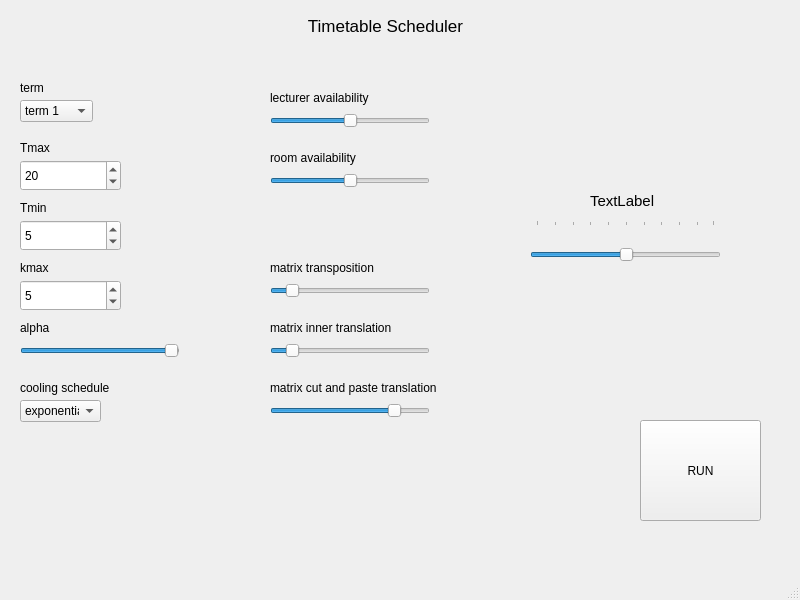
Qt form gui/main_window.ui (dominik-air/timetable-scheduler) before a commit.
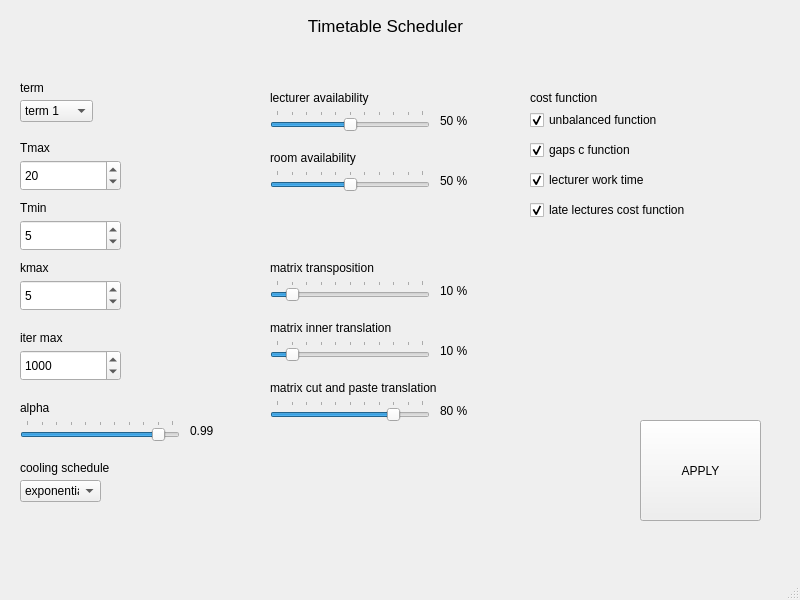
The same form after that commit.

```diff
--- a/gui/main_window.ui
+++ b/gui/main_window.ui
@@ -84,7 +84,7 @@
     <property name="geometry">
      <rect>
       <x>20</x>
-      <y>320</y>
+      <y>400</y>
       <width>55</width>
       <height>16</height>
      </rect>
@@ -97,7 +97,7 @@
     <property name="geometry">
      <rect>
       <x>20</x>
-      <y>380</y>
+      <y>460</y>
       <width>101</width>
       <height>16</height>
      </rect>
@@ -168,16 +168,19 @@
     <property name="geometry">
      <rect>
       <x>20</x>
-      <y>340</y>
+      <y>420</y>
       <width>160</width>
       <height>22</height>
      </rect>
     </property>
+    <property name="minimum">
+     <number>9000</number>
+    </property>
     <property name="maximum">
-     <number>100</number>
+     <number>9999</number>
     </property>
     <property name="value">
-     <number>99</number>
+     <number>9900</number>
     </property>
     <property name="orientation">
      <enum>Qt::Horizontal</enum>
@@ -188,12 +191,18 @@
     <property name="invertedControls">
      <bool>false</bool>
     </property>
+    <property name="tickPosition">
+     <enum>QSlider::TicksAbove</enum>
+    </property>
+    <property name="tickInterval">
+     <number>100</number>
+    </property>
    </widget>
    <widget class="QComboBox" name="comboBox_cooling_schedule">
     <property name="geometry">
      <rect>
       <x>20</x>
-      <y>400</y>
+      <y>480</y>
       <width>81</width>
       <height>22</height>
      </rect>
@@ -251,6 +260,9 @@
       <height>22</height>
      </rect>
     </property>
+    <property name="maximum">
+     <number>100</number>
+    </property>
     <property name="value">
      <number>50</number>
     </property>
@@ -263,6 +275,12 @@
     <property name="invertedControls">
      <bool>false</bool>
     </property>
+    <property name="tickPosition">
+     <enum>QSlider::TicksAbove</enum>
+    </property>
+    <property name="tickInterval">
+     <number>10</number>
+    </property>
    </widget>
    <widget class="QLabel" name="label_room_availability">
     <property name="geometry">
@@ -286,6 +304,9 @@
       <height>22</height>
      </rect>
     </property>
+    <property name="maximum">
+     <number>100</number>
+    </property>
     <property name="value">
      <number>50</number>
     </property>
@@ -298,6 +319,12 @@
     <property name="invertedControls">
      <bool>false</bool>
     </property>
+    <property name="tickPosition">
+     <enum>QSlider::TicksAbove</enum>
+    </property>
+    <property name="tickInterval">
+     <number>10</number>
+    </property>
    </widget>
    <widget class="QSlider" name="horizontalSlider_matrix_transposition">
     <property name="geometry">
@@ -308,6 +335,9 @@
       <height>22</height>
      </rect>
     </property>
+    <property name="maximum">
+     <number>100</number>
+    </property>
     <property name="value">
      <number>10</number>
     </property>
@@ -320,6 +350,12 @@
     <property name="invertedControls">
      <bool>false</bool>
     </property>
+    <property name="tickPosition">
+     <enum>QSlider::TicksAbove</enum>
+    </property>
+    <property name="tickInterval">
+     <number>10</number>
+    </property>
    </widget>
    <widget class="QSlider" name="horizontalSlider_matrix_inner_translation">
     <property name="geometry">
@@ -330,6 +366,9 @@
       <height>22</height>
      </rect>
     </property>
+    <property name="maximum">
+     <number>100</number>
+    </property>
     <property name="value">
      <number>10</number>
     </property>
@@ -342,6 +381,12 @@
     <property name="invertedControls">
      <bool>false</bool>
     </property>
+    <property name="tickPosition">
+     <enum>QSlider::TicksAbove</enum>
+    </property>
+    <property name="tickInterval">
+     <number>10</number>
+    </property>
    </widget>
    <widget class="QLabel" name="label_matrix_inner_translation">
     <property name="geometry">
@@ -397,6 +442,9 @@
       <height>22</height>
      </rect>
     </property>
+    <property name="maximum">
+     <number>100</number>
+    </property>
     <property name="value">
      <number>80</number>
     </property>
@@ -409,6 +457,12 @@
     <property name="invertedControls">
      <bool>false</bool>
     </property>
+    <property name="tickPosition">
+     <enum>QSlider::TicksAbove</enum>
+    </property>
+    <property name="tickInterval">
+     <number>10</number>
+    </property>
    </widget>
    <widget class="QPushButton" name="pushButton_run">
     <property name="geometry">
@@ -420,7 +474,7 @@
      </rect>
     </property>
     <property name="text">
-     <string>RUN</string>
+     <string>APPLY</string>
     </property>
    </widget>
    <widget class="QSpinBox" name="spinBox_tmax">
@@ -462,56 +516,191 @@
      <number>5</number>
     </property>
    </widget>
-   <widget class="QSlider" name="horizontalSlider_lecturer_availability_2">
+   <widget class="QSpinBox" name="spinBox_iter_max">
     <property name="geometry">
      <rect>
-      <x>530</x>
-      <y>220</y>
-      <width>191</width>
-      <height>61</height>
+      <x>20</x>
+      <y>350</y>
+      <width>101</width>
+      <height>31</height>
      </rect>
     </property>
-    <property name="acceptDrops">
-     <bool>false</bool>
-    </property>
-    <property name="autoFillBackground">
-     <bool>false</bool>
+    <property name="maximum">
+     <number>1000000</number>
     </property>
     <property name="value">
-     <number>50</number>
+     <number>1000</number>
     </property>
-    <property name="orientation">
-     <enum>Qt::Horizontal</enum>
+   </widget>
+   <widget class="QLabel" name="label_iter_max">
+    <property name="geometry">
+     <rect>
+      <x>20</x>
+      <y>330</y>
+      <width>55</width>
+      <height>16</height>
+     </rect>
     </property>
-    <property name="invertedAppearance">
-     <bool>false</bool>
+    <property name="text">
+     <string>iter max</string>
     </property>
-    <property name="invertedControls">
-     <bool>false</bool>
-    </property>
-    <property name="tickPosition">
-     <enum>QSlider::TicksAbove</enum>
-    </property>
-    <property name="tickInterval">
-     <number>0</number>
-    </property>
    </widget>
    <widget class="QLabel" name="label_test">
     <property name="geometry">
      <rect>
-      <x>590</x>
-      <y>170</y>
+      <x>530</x>
+      <y>90</y>
       <width>81</width>
-      <height>61</height>
+      <height>16</height>
      </rect>
     </property>
-    <property name="font">
-     <font>
-      <pointsize>11</pointsize>
-     </font>
+    <property name="text">
+     <string>cost function</string>
     </property>
+   </widget>
+   <widget class="QCheckBox" name="checkBox_unbalanced_function">
+    <property name="geometry">
+     <rect>
+      <x>530</x>
+      <y>110</y>
+      <width>141</width>
+      <height>20</height>
+     </rect>
+    </property>
     <property name="text">
-     <string>TextLabel</string>
+     <string>unbalanced function</string>
+    </property>
+    <property name="checked">
+     <bool>true</bool>
+    </property>
+    <property name="tristate">
+     <bool>false</bool>
+    </property>
+   </widget>
+   <widget class="QCheckBox" name="checkBox_gaps_c_function">
+    <property name="geometry">
+     <rect>
+      <x>530</x>
+      <y>140</y>
+      <width>141</width>
+      <height>20</height>
+     </rect>
+    </property>
+    <property name="text">
+     <string>gaps c function</string>
+    </property>
+    <property name="checked">
+     <bool>true</bool>
+    </property>
+   </widget>
+   <widget class="QCheckBox" name="checkBox_lecturer_work_time">
+    <property name="geometry">
+     <rect>
+      <x>530</x>
+      <y>170</y>
+      <width>161</width>
+      <height>20</height>
+     </rect>
+    </property>
+    <property name="text">
+     <string>lecturer work time</string>
+    </property>
+    <property name="checked">
+     <bool>true</bool>
+    </property>
+   </widget>
+   <widget class="QCheckBox" name="checkBox_late_lectures_cost_function">
+    <property name="geometry">
+     <rect>
+      <x>530</x>
+      <y>200</y>
+      <width>161</width>
+      <height>20</height>
+     </rect>
+    </property>
+    <property name="text">
+     <string>late lectures cost function</string>
+    </property>
+    <property name="checked">
+     <bool>true</bool>
+    </property>
+   </widget>
+   <widget class="QLabel" name="label_alpha_procent">
+    <property name="geometry">
+     <rect>
+      <x>190</x>
+      <y>420</y>
+      <width>51</width>
+      <height>21</height>
+     </rect>
+    </property>
+    <property name="text">
+     <string>0.99</string>
+    </property>
+   </widget>
+   <widget class="QLabel" name="label_matrix_cut_and_paste_translation_procent">
+    <property name="geometry">
+     <rect>
+      <x>440</x>
+      <y>400</y>
+      <width>51</width>
+      <height>21</height>
+     </rect>
+    </property>
+    <property name="text">
+     <string>80 %</string>
+    </property>
+   </widget>
+   <widget class="QLabel" name="label_matrix_inner_translation_procent">
+    <property name="geometry">
+     <rect>
+      <x>440</x>
+      <y>340</y>
+      <width>51</width>
+      <height>21</height>
+     </rect>
+    </property>
+    <property name="text">
+     <string>10 %</string>
+    </property>
+   </widget>
+   <widget class="QLabel" name="label_matrix_transposition_procent">
+    <property name="geometry">
+     <rect>
+      <x>440</x>
+      <y>280</y>
+      <width>51</width>
+      <height>21</height>
+     </rect>
+    </property>
+    <property name="text">
+     <string>10 %</string>
+    </property>
+   </widget>
+   <widget class="QLabel" name="label_room_availability_procent">
+    <property name="geometry">
+     <rect>
+      <x>440</x>
+      <y>170</y>
+      <width>51</width>
+      <height>21</height>
+     </rect>
+    </property>
+    <property name="text">
+     <string>50 %</string>
+    </property>
+   </widget>
+   <widget class="QLabel" name="label_lecturer_availability_procent">
+    <property name="geometry">
+     <rect>
+      <x>440</x>
+      <y>110</y>
+      <width>51</width>
+      <height>21</height>
+     </rect>
+    </property>
+    <property name="text">
+     <string>50 %</string>
     </property>
    </widget>
   </widget>
```
Left out of the diff: 4 changed lines with no effect on the pictures.
